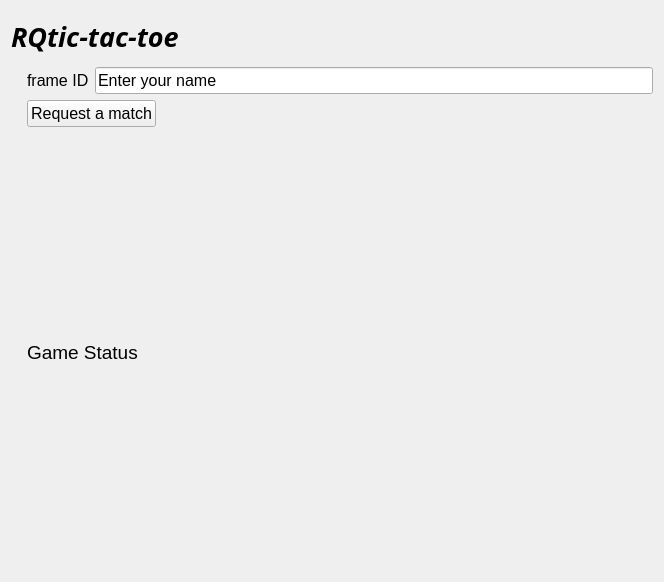
Before: the Qt Designer form rqt_tic_tac_toe/resource/TicTacToeWidget.ui in ShotaAk/rqt_tic_tac_toe, drawn with Qt 5.
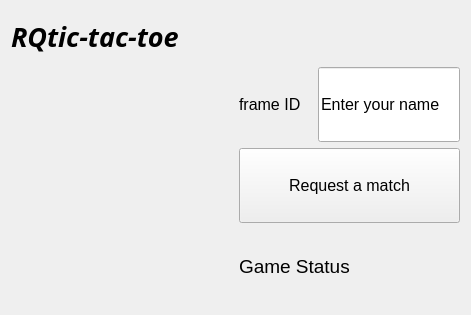
After: the same form once the commit is applied. Custom widgets are drawn as their Qt base class.

Commit message: Add board_widget

Patch:
```diff
--- a/rqt_tic_tac_toe/resource/TicTacToeWidget.ui
+++ b/rqt_tic_tac_toe/resource/TicTacToeWidget.ui
@@ -6,14 +6,14 @@
    <rect>
     <x>0</x>
     <y>0</y>
-    <width>664</width>
-    <height>582</height>
+    <width>471</width>
+    <height>315</height>
    </rect>
   </property>
   <property name="minimumSize">
    <size>
-    <width>500</width>
-    <height>500</height>
+    <width>300</width>
+    <height>300</height>
    </size>
   </property>
   <property name="windowTitle">
@@ -23,7 +23,13 @@
    <item row="2" column="0">
     <layout class="QHBoxLayout" name="horizontalLayout_2">
      <item>
-      <widget class="QWidget" name="Board" native="true">
+      <widget class="BoardWidget" name="BoardWidget" native="true">
+       <property name="sizePolicy">
+        <sizepolicy hsizetype="Preferred" vsizetype="Preferred">
+         <horstretch>0</horstretch>
+         <verstretch>0</verstretch>
+        </sizepolicy>
+       </property>
        <property name="minimumSize">
         <size>
          <width>10</width>
@@ -38,6 +44,12 @@
         <layout class="QHBoxLayout" name="horizontalLayout">
          <item>
           <widget class="QLabel" name="FrameIDLabel">
+           <property name="sizePolicy">
+            <sizepolicy hsizetype="Preferred" vsizetype="Fixed">
+             <horstretch>0</horstretch>
+             <verstretch>0</verstretch>
+            </sizepolicy>
+           </property>
            <property name="font">
             <font>
              <pointsize>12</pointsize>
@@ -51,7 +63,7 @@
          <item>
           <widget class="QLineEdit" name="FrameIDLineEdit">
            <property name="sizePolicy">
-            <sizepolicy hsizetype="Expanding" vsizetype="Fixed">
+            <sizepolicy hsizetype="Preferred" vsizetype="Preferred">
              <horstretch>0</horstretch>
              <verstretch>0</verstretch>
             </sizepolicy>
@@ -71,7 +83,7 @@
        <item>
         <widget class="QPushButton" name="RequestMatchButton">
          <property name="sizePolicy">
-          <sizepolicy hsizetype="Fixed" vsizetype="Fixed">
+          <sizepolicy hsizetype="Preferred" vsizetype="Preferred">
            <horstretch>0</horstretch>
            <verstretch>0</verstretch>
           </sizepolicy>
@@ -132,6 +144,14 @@
    </item>
   </layout>
  </widget>
+ <customwidgets>
+  <customwidget>
+   <class>BoardWidget</class>
+   <extends>QWidget</extends>
+   <header>rqt_tic_tac_toe.board_widget</header>
+   <container>1</container>
+  </customwidget>
+ </customwidgets>
  <resources/>
  <connections/>
 </ui>
```
The commit also changes 2 other files.
